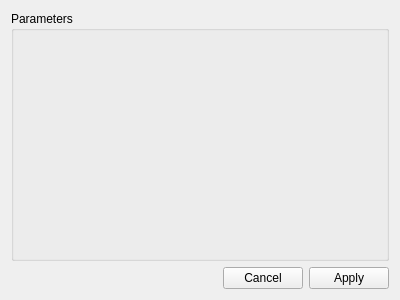
This is src/toolsui/SAKEmitterToolUiEditor.ui in x-tools-author/x-tools as Qt 5 draws it before an edit. The edited form follows.
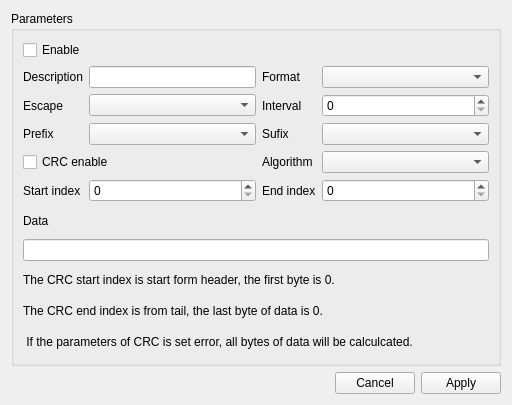
This is the edited form. Custom widgets are drawn as their Qt base class.

What changed in the file:
```diff
--- a/src/toolsui/SAKEmitterToolUiEditor.ui
+++ b/src/toolsui/SAKEmitterToolUiEditor.ui
@@ -6,8 +6,8 @@
    <rect>
     <x>0</x>
     <y>0</y>
-    <width>400</width>
-    <height>300</height>
+    <width>512</width>
+    <height>405</height>
    </rect>
   </property>
   <property name="windowTitle">
@@ -46,10 +46,200 @@
      <property name="title">
       <string>Parameters</string>
      </property>
+     <layout class="QGridLayout" name="gridLayout_2">
+      <item row="1" column="3">
+       <widget class="SAKTextFormatComboBox" name="comboBoxFormat">
+        <property name="sizePolicy">
+         <sizepolicy hsizetype="Expanding" vsizetype="Fixed">
+          <horstretch>0</horstretch>
+          <verstretch>0</verstretch>
+         </sizepolicy>
+        </property>
+       </widget>
+      </item>
+      <item row="2" column="3">
+       <widget class="QSpinBox" name="spinBoxInterval">
+        <property name="maximum">
+         <number>10000</number>
+        </property>
+       </widget>
+      </item>
+      <item row="8" column="0" colspan="4">
+       <widget class="QLabel" name="label_11">
+        <property name="sizePolicy">
+         <sizepolicy hsizetype="Preferred" vsizetype="Preferred">
+          <horstretch>0</horstretch>
+          <verstretch>0</verstretch>
+         </sizepolicy>
+        </property>
+        <property name="text">
+         <string>The CRC start index is start form header, the first byte is 0.</string>
+        </property>
+        <property name="wordWrap">
+         <bool>false</bool>
+        </property>
+       </widget>
+      </item>
+      <item row="7" column="0" colspan="4">
+       <widget class="QLineEdit" name="lineEditData"/>
+      </item>
+      <item row="5" column="1">
+       <widget class="QSpinBox" name="spinBoxStartUbdex">
+        <property name="toolTip">
+         <string notr="true">11</string>
+        </property>
+       </widget>
+      </item>
+      <item row="1" column="2">
+       <widget class="QLabel" name="label_2">
+        <property name="text">
+         <string>Format</string>
+        </property>
+       </widget>
+      </item>
+      <item row="3" column="1">
+       <widget class="SAKAffixesComboBox" name="comboBoxPrefix"/>
+      </item>
+      <item row="9" column="0" colspan="4">
+       <widget class="QLabel" name="label_12">
+        <property name="text">
+         <string>The CRC end index is from tail, the last byte of data is 0.</string>
+        </property>
+       </widget>
+      </item>
+      <item row="4" column="3">
+       <widget class="SAKCrcAlgorithmComboBox" name="comboBoxAlgorithm"/>
+      </item>
+      <item row="2" column="1">
+       <widget class="SAKEscapeCharacterComboBox" name="comboBoxEscaoe"/>
+      </item>
+      <item row="1" column="1">
+       <widget class="QLineEdit" name="lineEditDescription">
+        <property name="sizePolicy">
+         <sizepolicy hsizetype="Expanding" vsizetype="Fixed">
+          <horstretch>0</horstretch>
+          <verstretch>0</verstretch>
+         </sizepolicy>
+        </property>
+       </widget>
+      </item>
+      <item row="6" column="0" colspan="4">
+       <widget class="QLabel" name="label_10">
+        <property name="text">
+         <string>Data</string>
+        </property>
+       </widget>
+      </item>
+      <item row="5" column="0">
+       <widget class="QLabel" name="label_8">
+        <property name="text">
+         <string>Start index</string>
+        </property>
+       </widget>
+      </item>
+      <item row="4" column="2">
+       <widget class="QLabel" name="label_7">
+        <property name="text">
+         <string>Algorithm</string>
+        </property>
+       </widget>
+      </item>
+      <item row="4" column="0" colspan="2">
+       <widget class="QCheckBox" name="checkBoxCrcEnable">
+        <property name="text">
+         <string>CRC enable</string>
+        </property>
+       </widget>
+      </item>
+      <item row="2" column="0">
+       <widget class="QLabel" name="label_3">
+        <property name="text">
+         <string>Escape</string>
+        </property>
+       </widget>
+      </item>
+      <item row="5" column="3">
+       <widget class="QSpinBox" name="spinBoxEndIndex"/>
+      </item>
+      <item row="0" column="0" colspan="4">
+       <widget class="QCheckBox" name="checkBoxEnable">
+        <property name="text">
+         <string>Enable</string>
+        </property>
+       </widget>
+      </item>
+      <item row="3" column="0">
+       <widget class="QLabel" name="label_5">
+        <property name="text">
+         <string>Prefix</string>
+        </property>
+       </widget>
+      </item>
+      <item row="2" column="2">
+       <widget class="QLabel" name="label_4">
+        <property name="text">
+         <string>Interval</string>
+        </property>
+       </widget>
+      </item>
+      <item row="3" column="2">
+       <widget class="QLabel" name="label_6">
+        <property name="text">
+         <string>Sufix</string>
+        </property>
+       </widget>
+      </item>
+      <item row="5" column="2">
+       <widget class="QLabel" name="label_9">
+        <property name="text">
+         <string>End index</string>
+        </property>
+       </widget>
+      </item>
+      <item row="3" column="3">
+       <widget class="SAKAffixesComboBox" name="comboBoxSufix"/>
+      </item>
+      <item row="1" column="0">
+       <widget class="QLabel" name="label">
+        <property name="text">
+         <string>Description</string>
+        </property>
+       </widget>
+      </item>
+      <item row="10" column="0" colspan="4">
+       <widget class="QLabel" name="label_13">
+        <property name="text">
+         <string> If the parameters of CRC is set error, all bytes of data will be calculcated.</string>
+        </property>
+       </widget>
+      </item>
+     </layout>
     </widget>
    </item>
   </layout>
  </widget>
+ <customwidgets>
+  <customwidget>
+   <class>SAKAffixesComboBox</class>
+   <extends>QComboBox</extends>
+   <header location="global">SAKAffixesComboBox.hh</header>
+  </customwidget>
+  <customwidget>
+   <class>SAKTextFormatComboBox</class>
+   <extends>QComboBox</extends>
+   <header location="global">SAKTextFormatComboBox.hh</header>
+  </customwidget>
+  <customwidget>
+   <class>SAKCrcAlgorithmComboBox</class>
+   <extends>QComboBox</extends>
+   <header location="global">SAKCrcAlgorithmComboBox.hh</header>
+  </customwidget>
+  <customwidget>
+   <class>SAKEscapeCharacterComboBox</class>
+   <extends>QComboBox</extends>
+   <header location="global">SAKEscapeCharacterComboBox.hh</header>
+  </customwidget>
+ </customwidgets>
  <resources/>
  <connections/>
 </ui>
```
Left out of the diff: 16 changed lines with no effect on the pictures.
